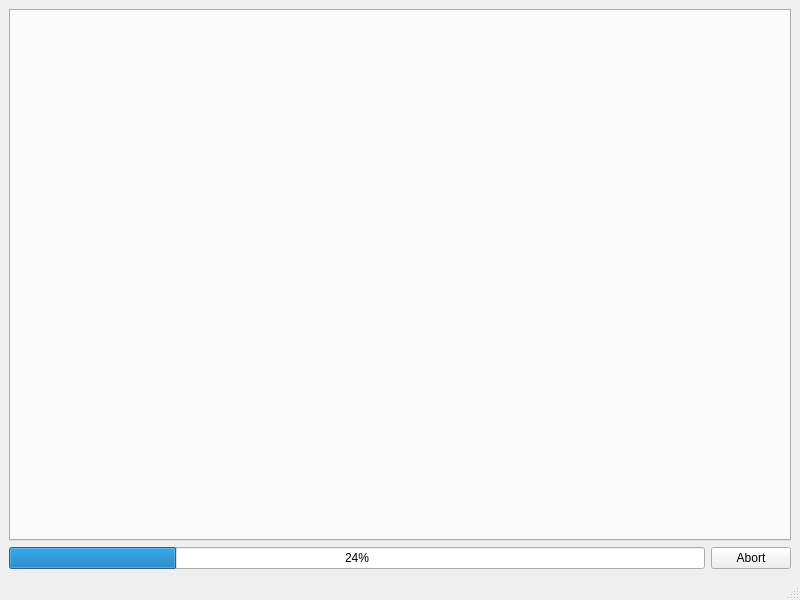
Old version of the form Orbitool/UI/Main.ui in the repository l460289052/Orbitool.
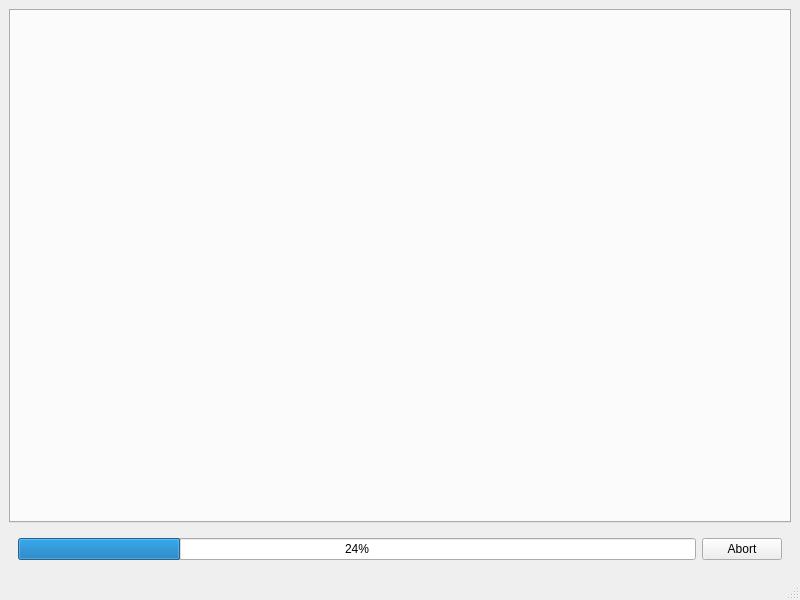
New version of the form.

What changed in the file:
```diff
--- a/Orbitool/UI/Main.ui
+++ b/Orbitool/UI/Main.ui
@@ -22,7 +22,8 @@
      <widget class="QTabWidget" name="tabWidget"/>
     </item>
     <item>
-     <layout class="QHBoxLayout" name="horizontalLayout">
+     <widget class="QWidget" name="processWidget" native="true">
+      <layout class="QHBoxLayout" name="horizontalLayout_2">
       <item>
        <widget class="QProgressBar" name="progressBar">
         <property name="value">
@@ -31,13 +32,14 @@
        </widget>
       </item>
       <item>
-       <widget class="QPushButton" name="pushButton">
+        <widget class="QPushButton" name="abortPushButton">
         <property name="text">
          <string>Abort</string>
         </property>
        </widget>
       </item>
      </layout>
+     </widget>
     </item>
    </layout>
   </widget>
```
Left out of the diff: 2 changed lines with no effect on the pictures. Lines whose indentation alone changed are shown as unchanged.
